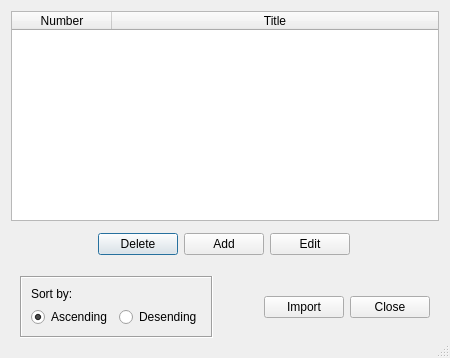
Qt form pyTalkManager/gui/TalkWindow.ui (JoelMon/pyTalkManager) before a commit.
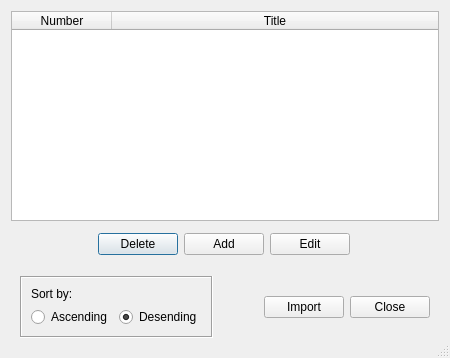
The same form after that commit.

Commit message: Changed default checked radio button

Diff of the .ui file:
```diff
--- a/pyTalkManager/gui/TalkWindow.ui
+++ b/pyTalkManager/gui/TalkWindow.ui
@@ -149,6 +149,9 @@
            <property name="text">
             <string>Desending</string>
            </property>
+           <property name="checked">
+            <bool>true</bool>
+           </property>
           </widget>
          </item>
          <item row="2" column="0">
@@ -163,7 +166,7 @@
             <string>Ascending</string>
            </property>
            <property name="checked">
-            <bool>true</bool>
+            <bool>false</bool>
            </property>
           </widget>
          </item>
```
